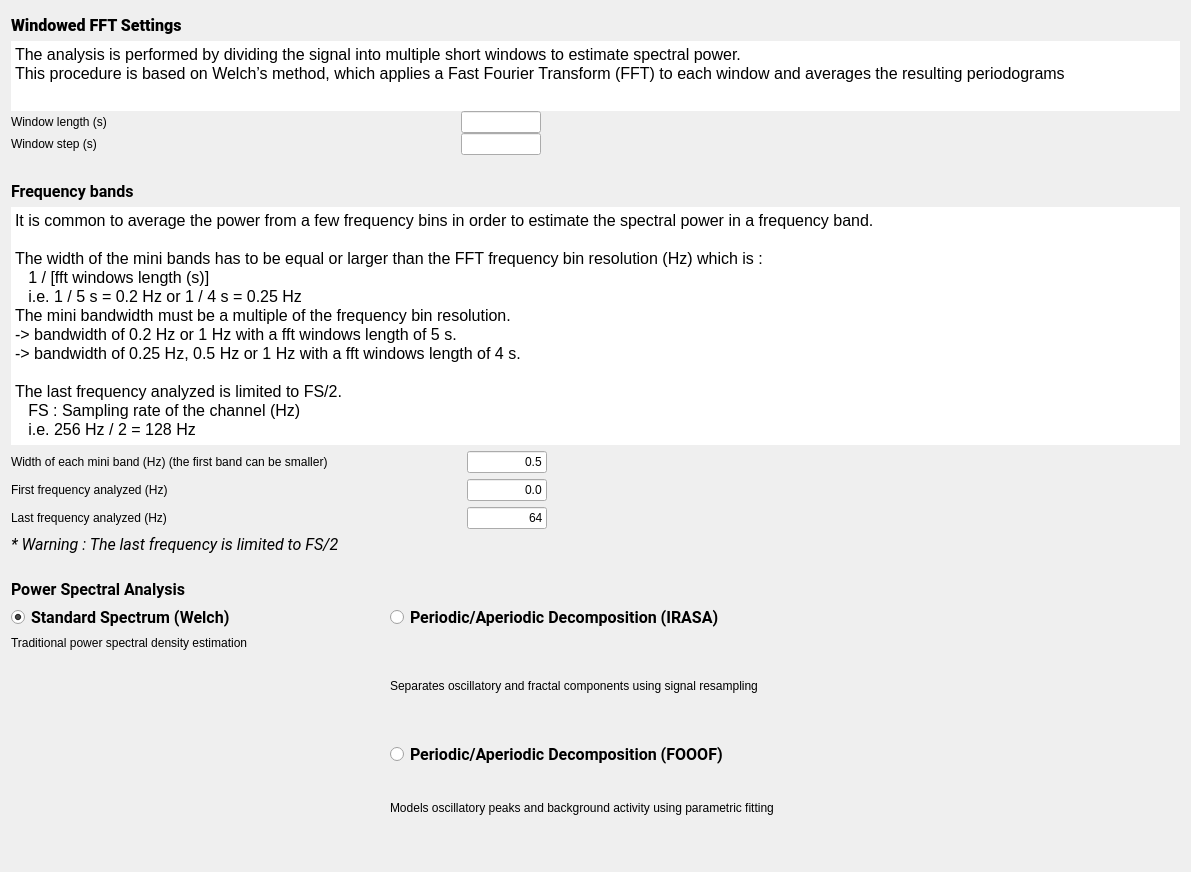
Old version of the form tools/CEAMSTools/PowerSpectralAnalysis/SpectralSettings/Ui_SpectralSettings.ui in the repository SnoozToolbox/snooz-package-ceams.
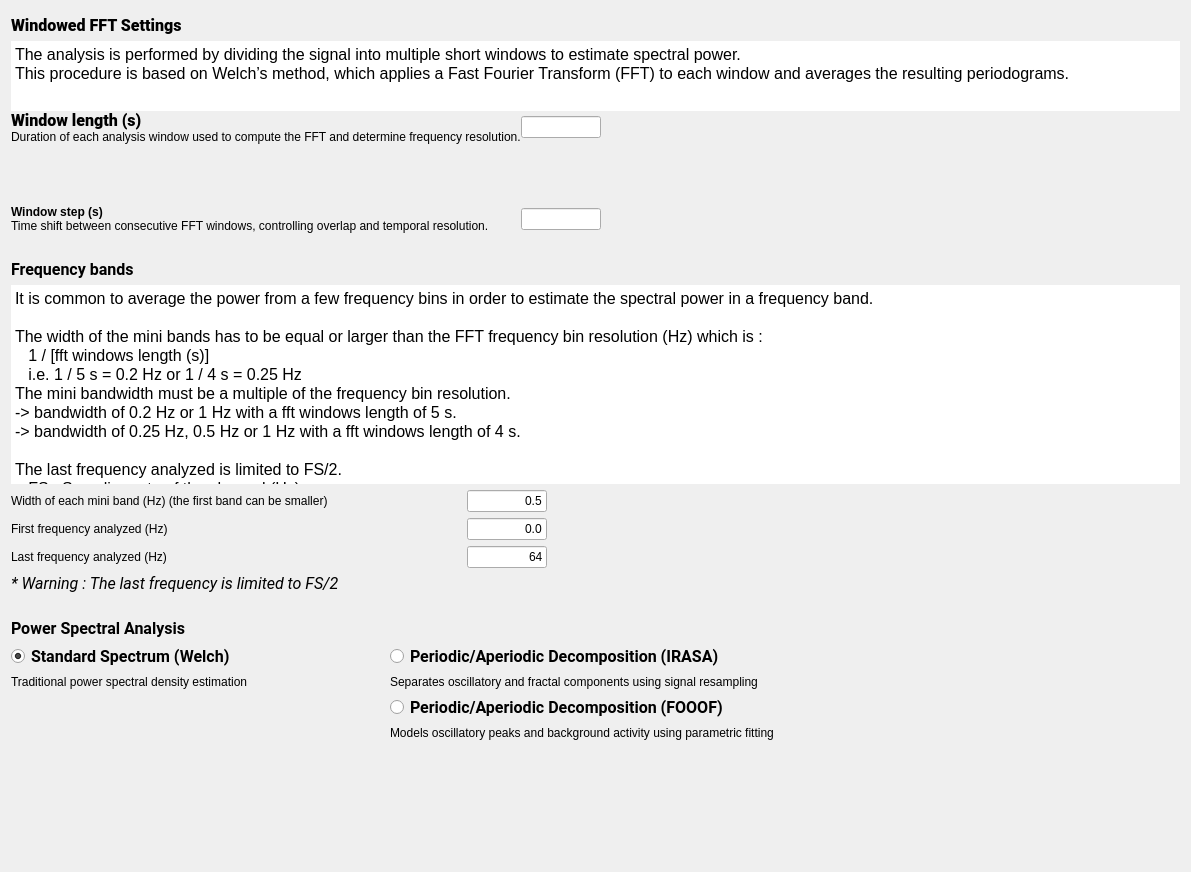
New version of the form.

Commit message: PowerSpectralAnalysis merging problem fixed and some small UI modifications applied. All of the modules dependencies updated to 7.4.0

Patch:
```diff
--- a/tools/CEAMSTools/PowerSpectralAnalysis/SpectralSettings/Ui_SpectralSettings.ui
+++ b/tools/CEAMSTools/PowerSpectralAnalysis/SpectralSettings/Ui_SpectralSettings.ui
@@ -90,7 +90,7 @@
 li.checked::marker { content: &quot;\2612&quot;; }
 &lt;/style&gt;&lt;/head&gt;&lt;body style=&quot; font-family:'Roboto'; font-size:12pt; font-weight:400; font-style:normal;&quot;&gt;
 &lt;p style=&quot; margin-top:0px; margin-bottom:0px; margin-left:0px; margin-right:0px; -qt-block-indent:0; text-indent:0px;&quot;&gt;The analysis is performed by dividing the signal into multiple short windows to estimate spectral power.&lt;/p&gt;
-&lt;p style=&quot; margin-top:0px; margin-bottom:0px; margin-left:0px; margin-right:0px; -qt-block-indent:0; text-indent:0px;&quot;&gt;This procedure is based on Welch’s method, which applies a Fast Fourier Transform (FFT) to each window and averages the resulting periodograms&lt;/p&gt;&lt;/body&gt;&lt;/html&gt;</string>
+&lt;p style=&quot; margin-top:0px; margin-bottom:0px; margin-left:0px; margin-right:0px; -qt-block-indent:0; text-indent:0px;&quot;&gt;This procedure is based on Welch’s method, which applies a Fast Fourier Transform (FFT) to each window and averages the resulting periodograms.&lt;/p&gt;&lt;/body&gt;&lt;/html&gt;</string>
        </property>
       </widget>
      </item>
@@ -102,51 +102,20 @@
        <property name="bottomMargin">
         <number>1</number>
        </property>
-       <item row="0" column="0">
-        <widget class="QLabel" name="label">
-         <property name="sizePolicy">
-          <sizepolicy hsizetype="Minimum" vsizetype="Preferred">
-           <horstretch>0</horstretch>
-           <verstretch>0</verstretch>
-          </sizepolicy>
-         </property>
-         <property name="minimumSize">
-          <size>
-           <width>450</width>
-           <height>0</height>
-          </size>
-         </property>
+       <item row="7" column="1">
+        <widget class="QLineEdit" name="win_step_lineEdit">
          <property name="maximumSize">
           <size>
-           <width>500</width>
-           <height>500</height>
+           <width>80</width>
+           <height>16777215</height>
           </size>
          </property>
-         <property name="text">
-          <string>Window length (s)</string>
+         <property name="toolTip">
+          <string>At which window steps (s) the FFT (Fast Fourier Transform) is performed.</string>
          </property>
         </widget>
        </item>
-       <item row="1" column="0">
-        <widget class="QLabel" name="label_2">
-         <property name="sizePolicy">
-          <sizepolicy hsizetype="Minimum" vsizetype="Preferred">
-           <horstretch>0</horstretch>
-           <verstretch>0</verstretch>
-          </sizepolicy>
-         </property>
-         <property name="minimumSize">
-          <size>
-           <width>200</width>
-           <height>0</height>
-          </size>
-         </property>
-         <property name="text">
-          <string>Window step (s)</string>
-         </property>
-        </widget>
-       </item>
-       <item row="0" column="1">
+       <item row="1" column="1">
         <widget class="QLineEdit" name="win_len_lineEdit">
          <property name="maximumSize">
           <size>
@@ -159,7 +128,7 @@
          </property>
         </widget>
        </item>
-       <item row="1" column="3">
+       <item row="7" column="3">
         <spacer name="horizontalSpacer_3">
          <property name="orientation">
           <enum>Qt::Orientation::Horizontal</enum>
@@ -172,20 +141,37 @@
          </property>
         </spacer>
        </item>
-       <item row="1" column="1">
-        <widget class="QLineEdit" name="win_step_lineEdit">
-         <property name="maximumSize">
-          <size>
-           <width>80</width>
-           <height>16777215</height>
-          </size>
-         </property>
-         <property name="toolTip">
-          <string>At which window steps (s) the FFT (Fast Fourier Transform) is performed.</string>
-         </property>
-        </widget>
+       <item row="7" column="0">
+        <layout class="QVBoxLayout" name="verticalLayout_3">
+         <item>
+          <widget class="QLabel" name="label_2">
+           <property name="sizePolicy">
+            <sizepolicy hsizetype="Minimum" vsizetype="Preferred">
+             <horstretch>0</horstretch>
+             <verstretch>0</verstretch>
+            </sizepolicy>
+           </property>
+           <property name="minimumSize">
+            <size>
+             <width>200</width>
+             <height>0</height>
+            </size>
+           </property>
+           <property name="text">
+            <string>&lt;html&gt;&lt;head/&gt;&lt;body&gt;&lt;p&gt;&lt;span style=&quot; font-weight:700;&quot;&gt;Window step (s)&lt;/span&gt;&lt;/p&gt;&lt;/body&gt;&lt;/html&gt;</string>
+           </property>
+          </widget>
+         </item>
+         <item>
+          <widget class="QLabel" name="label_14">
+           <property name="text">
+            <string>Time shift between consecutive FFT windows, controlling overlap and temporal resolution.</string>
+           </property>
+          </widget>
+         </item>
+        </layout>
        </item>
-       <item row="0" column="3">
+       <item row="1" column="3">
         <spacer name="horizontalSpacer_2">
          <property name="orientation">
           <enum>Qt::Orientation::Horizontal</enum>
@@ -198,6 +184,66 @@
          </property>
         </spacer>
        </item>
+       <item row="1" column="0">
+        <layout class="QVBoxLayout" name="verticalLayout_2">
+         <item>
+          <widget class="QLabel" name="label">
+           <property name="sizePolicy">
+            <sizepolicy hsizetype="Minimum" vsizetype="Preferred">
+             <horstretch>0</horstretch>
+             <verstretch>0</verstretch>
+            </sizepolicy>
+           </property>
+           <property name="minimumSize">
+            <size>
+             <width>450</width>
+             <height>0</height>
+            </size>
+           </property>
+           <property name="maximumSize">
+            <size>
+             <width>500</width>
+             <height>500</height>
+            </size>
+           </property>
+           <property name="font">
+            <font>
+             <family>Roboto</family>
+             <pointsize>12</pointsize>
+             <italic>false</italic>
+             <bold>false</bold>
+            </font>
+           </property>
+           <property name="text">
+            <string>&lt;html&gt;&lt;head/&gt;&lt;body&gt;&lt;p&gt;&lt;span style=&quot; font-weight:700;&quot;&gt;Window length (s)&lt;/span&gt;&lt;/p&gt;&lt;/body&gt;&lt;/html&gt;</string>
+           </property>
+          </widget>
+         </item>
+         <item>
+          <widget class="QLabel" name="label_13">
+           <property name="text">
+            <string>Duration of each analysis window used to compute the FFT and determine frequency resolution.</string>
+           </property>
+          </widget>
+         </item>
+        </layout>
+       </item>
+       <item row="2" column="0" rowspan="3">
+        <widget class="Line" name="line">
+         <property name="frameShadow">
+          <enum>QFrame::Shadow::Raised</enum>
+         </property>
+         <property name="lineWidth">
+          <number>0</number>
+         </property>
+         <property name="midLineWidth">
+          <number>0</number>
+         </property>
+         <property name="orientation">
+          <enum>Qt::Orientation::Horizontal</enum>
+         </property>
+        </widget>
+       </item>
       </layout>
      </item>
     </layout>
@@ -638,6 +684,19 @@
              </property>
             </widget>
            </item>
+           <item>
+            <spacer name="verticalSpacer_5">
+             <property name="orientation">
+              <enum>Qt::Orientation::Vertical</enum>
+             </property>
+             <property name="sizeHint" stdset="0">
+              <size>
+               <width>20</width>
+               <height>40</height>
+              </size>
+             </property>
+            </spacer>
+           </item>
           </layout>
          </item>
         </layout>
```
The commit also changes 37 other files.
